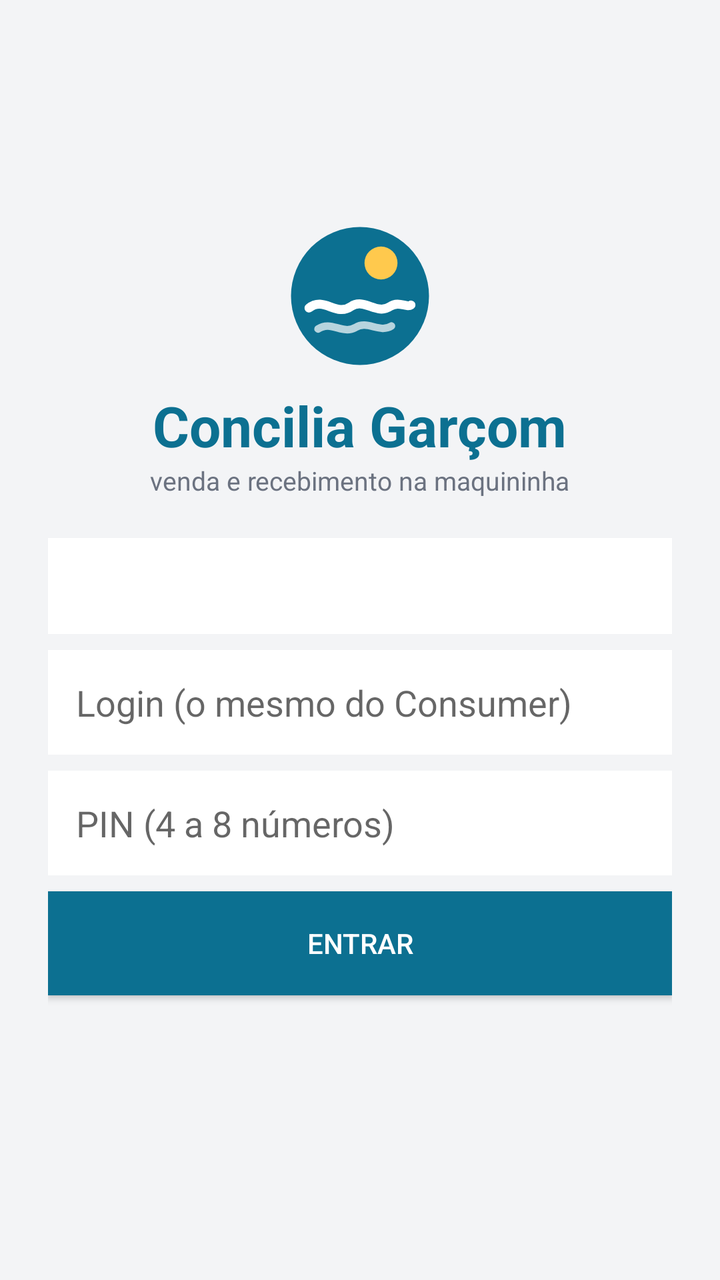
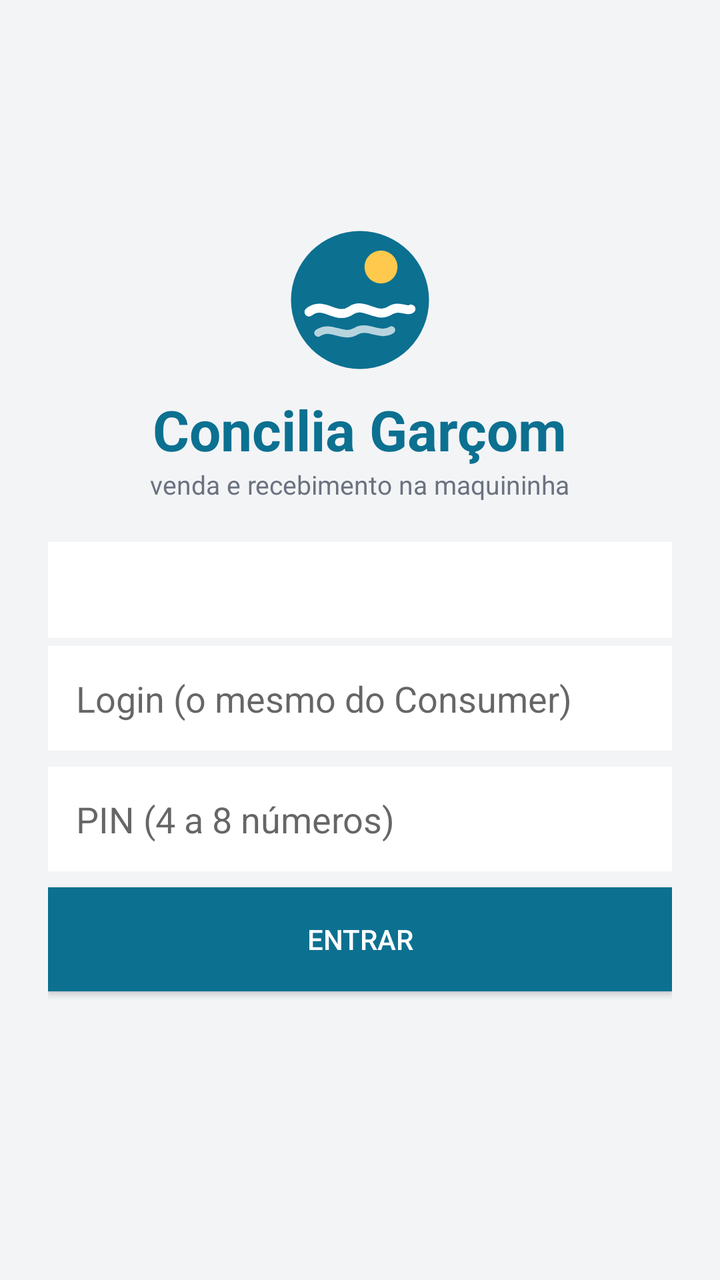

Screens rendered from an Android XML layout before and after an edit, with the pre-edit source and the edit as a unified diff.
<!-- AndroidManifest.xml: application theme Theme.ConciliaGarcom -->
<!-- res/layout/activity_login.xml -->
<?xml version="1.0" encoding="utf-8"?>
<ScrollView xmlns:android="http://schemas.android.com/apk/res/android"
    android:layout_width="match_parent"
    android:layout_height="match_parent"
    android:fillViewport="true"
    android:background="#F3F4F6">

    <LinearLayout
        android:layout_width="match_parent"
        android:layout_height="wrap_content"
        android:orientation="vertical"
        android:gravity="center"
        android:padding="24dp"
        android:minHeight="480dp">

        <ImageView
            android:layout_width="72dp"
            android:layout_height="72dp"
            android:src="@drawable/ic_logo"
            android:layout_marginBottom="10dp"
            android:contentDescription="Prainha" />

        <TextView
            android:layout_width="wrap_content"
            android:layout_height="wrap_content"
            android:text="Concilia Garçom"
            android:textSize="28sp"
            android:textStyle="bold"
            android:textColor="#0C7091" />

        <TextView
            android:layout_width="wrap_content"
            android:layout_height="wrap_content"
            android:layout_marginBottom="20dp"
            android:text="venda e recebimento na maquininha"
            android:textSize="13sp"
            android:textColor="#6B7280" />

        <Spinner
            android:id="@+id/servidor"
            android:layout_width="match_parent"
            android:layout_height="48dp"
            android:background="#FFFFFF"
            android:layout_marginBottom="8dp" />

        <EditText
            android:id="@+id/servidorCustom"
            android:layout_width="match_parent"
            android:layout_height="wrap_content"
            android:hint="https://servidor-da-loja"
            android:inputType="textUri"
            android:background="#FFFFFF"
            android:padding="14dp"
            android:layout_marginBottom="8dp"
            android:visibility="gone" />

        <EditText
            android:id="@+id/login"
            android:layout_width="match_parent"
            android:layout_height="wrap_content"
            android:hint="Login (o mesmo do Consumer)"
            android:inputType="textNoSuggestions"
            android:background="#FFFFFF"
            android:padding="14dp"
            android:layout_marginBottom="8dp" />

        <EditText
            android:id="@+id/pin"
            android:layout_width="match_parent"
            android:layout_height="wrap_content"
            android:hint="PIN (4 a 8 números)"
            android:inputType="numberPassword"
            android:background="#FFFFFF"
            android:padding="14dp"
            android:layout_marginBottom="8dp" />

        <TextView
            android:id="@+id/pin2Label"
            android:layout_width="match_parent"
            android:layout_height="wrap_content"
            android:text="Primeiro acesso — confirme o PIN:"
            android:textSize="13sp"
            android:textColor="#0C7091"
            android:visibility="gone" />

        <EditText
            android:id="@+id/pin2"
            android:layout_width="match_parent"
            android:layout_height="wrap_content"
            android:hint="Repita o PIN"
            android:inputType="numberPassword"
            android:background="#FFFFFF"
            android:padding="14dp"
            android:layout_marginBottom="8dp"
            android:visibility="gone" />

        <TextView
            android:id="@+id/erro"
            android:layout_width="match_parent"
            android:layout_height="wrap_content"
            android:textColor="#DC2626"
            android:textSize="13sp"
            android:layout_marginBottom="8dp"
            android:visibility="gone" />

        <Button
            android:id="@+id/entrar"
            android:layout_width="match_parent"
            android:layout_height="52dp"
            android:text="Entrar"
            android:textColor="#FFFFFF"
            android:background="#0C7091" />

        <TextView
            android:id="@+id/versaoApp"
            android:layout_width="wrap_content"
            android:layout_height="wrap_content"
            android:layout_marginTop="14dp"
            android:textSize="12sp"
            android:textColor="#9CA3AF" />
    </LinearLayout>
</ScrollView>
<!-- resources referenced by this layout -->
<resources>
  <!-- drawable ic_logo (drawable) -->
  <?xml version="1.0" encoding="utf-8"?>
  <vector xmlns:android="http://schemas.android.com/apk/res/android"
      android:width="72dp"
      android:height="72dp"
      android:viewportWidth="96"
      android:viewportHeight="96">
      <path
          android:pathData="M48,48m-46,0a46,46 0,1 1,92 0a46,46 0,1 1,-92 0"
          android:fillColor="#0C7091" />
      <path
          android:pathData="M62,26m-11,0a11,11 0,1 1,22 0a11,11 0,1 1,-22 0"
          android:fillColor="#FFC94D" />
      <path
          android:pathData="M14,56 C 24,48 32,62 42,55 C 51,49 59,61 68,55 C 74,51 79,56 82,54"
          android:strokeColor="#FFFFFF"
          android:strokeWidth="6"
          android:strokeLineCap="round"
          android:fillColor="#00000000" />
      <path
          android:pathData="M20,70 C 29,64 36,74 45,69 C 53,64 61,73 69,68"
          android:strokeColor="#B3FFFFFF"
          android:strokeWidth="5"
          android:strokeLineCap="round"
          android:fillColor="#00000000" />
  </vector>
  <style name="Theme.ConciliaGarcom" parent="Theme.AppCompat.Light.NoActionBar" />
</resources>

<!-- the commit's change to res/layout/activity_login.xml (unified diff, before → after) -->
@@ -41,7 +41,16 @@
             android:layout_width="match_parent"
             android:layout_height="48dp"
             android:background="#FFFFFF"
-            android:layout_marginBottom="8dp" />
+            android:layout_marginBottom="4dp" />
+
+        <TextView
+            android:id="@+id/descobertaStatus"
+            android:layout_width="match_parent"
+            android:layout_height="wrap_content"
+            android:textSize="12sp"
+            android:textColor="#0C7091"
+            android:layout_marginBottom="8dp"
+            android:visibility="gone" />
 
         <EditText
             android:id="@+id/servidorCustom"
